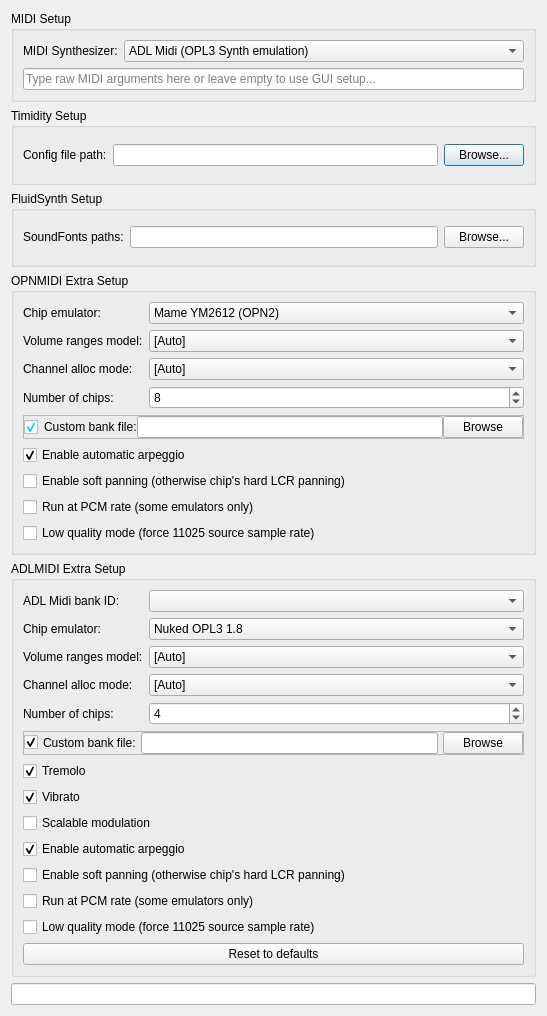
Old version of the form examples/MusPlay-Qt/MainWindow/setup_midi.ui in the repository WohlSoft/SDL-Mixer-X.
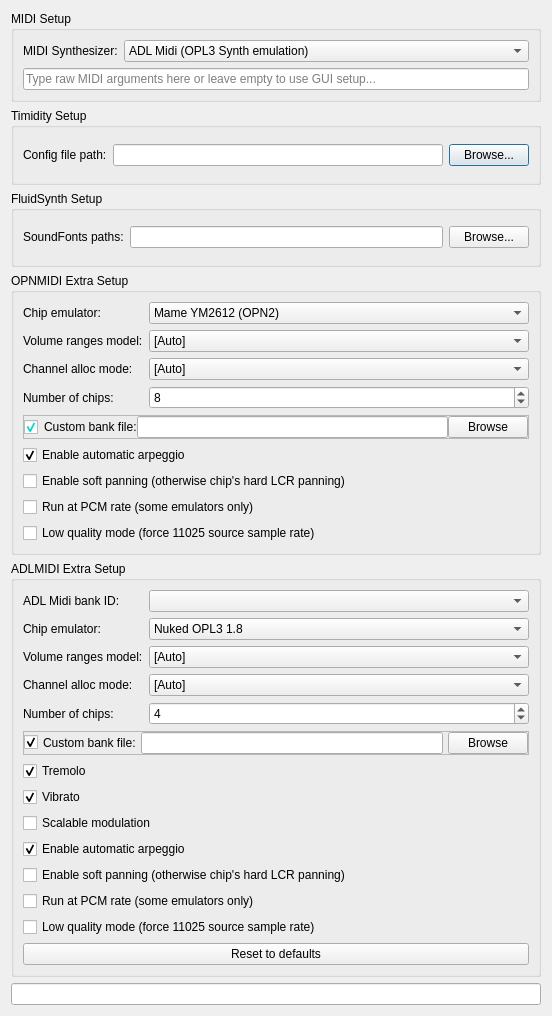
New version of the form.

Commit message: Added handling of Nuked OPL2 Lite emulator for libADLMIDI

Patch:
```diff
--- a/examples/MusPlay-Qt/MainWindow/setup_midi.ui
+++ b/examples/MusPlay-Qt/MainWindow/setup_midi.ui
@@ -6,7 +6,7 @@
    <rect>
     <x>0</x>
     <y>0</y>
-    <width>547</width>
+    <width>552</width>
     <height>1016</height>
    </rect>
   </property>
```
Left out of the diff: 5 changed lines with no effect on the pictures. The commit also changes 2 other files.
